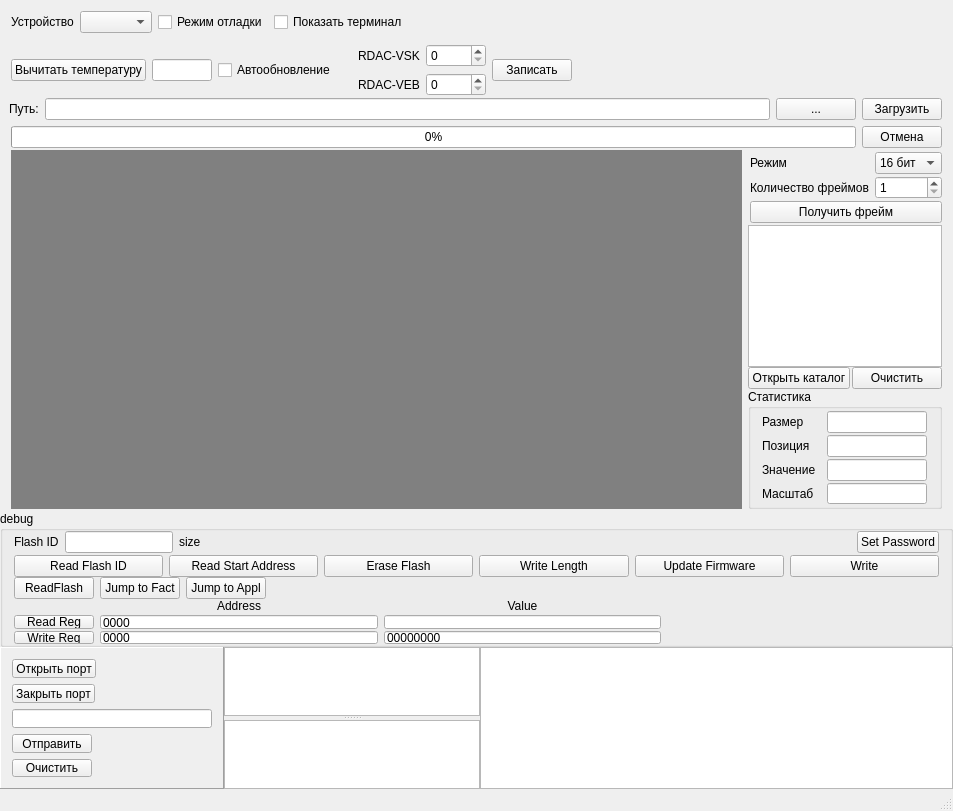
The window that SensorControl/sensorcontrol.ui (dzenmaster/SensorControl) describes before a commit, drawn with Qt 5.
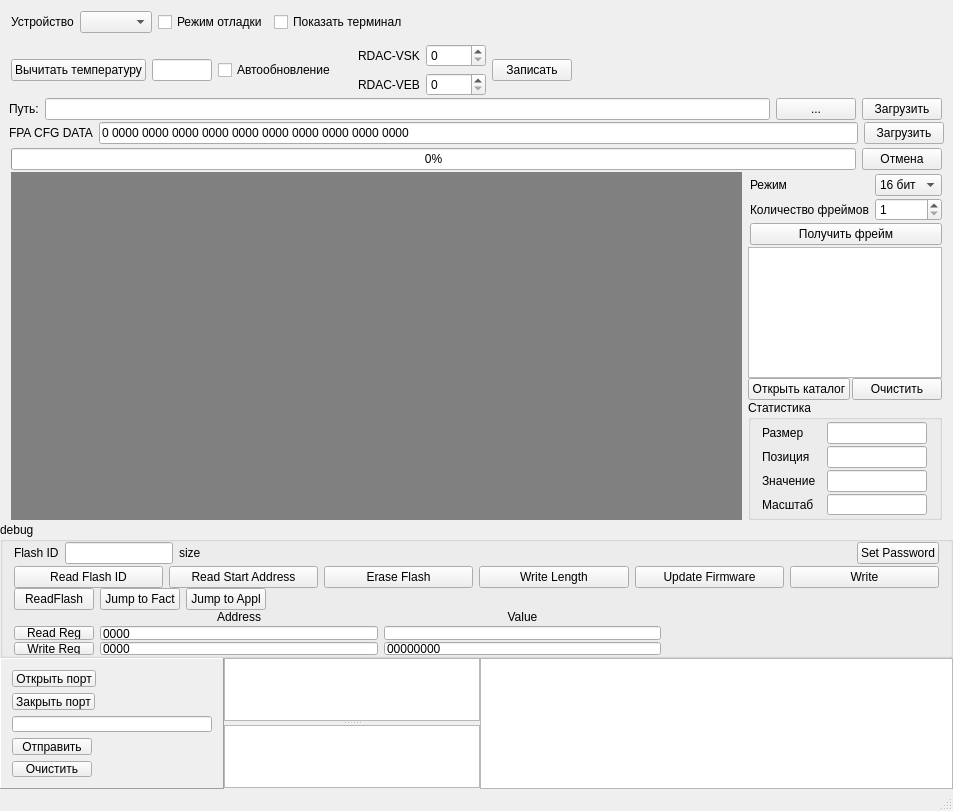
The same window after the commit. Icons and pictures are not drawn. Custom widgets are drawn as their Qt base class.

Commit message: FPA CFG DATA

Patch:
```diff
--- a/SensorControl/sensorcontrol.ui
+++ b/SensorControl/sensorcontrol.ui
@@ -1224,6 +1224,54 @@
       </layout>
      </widget>
     </item>
+    <item row="4" column="0" colspan="3">
+     <widget class="QWidget" name="widget_4" native="true">
+      <property name="minimumSize">
+       <size>
+        <width>0</width>
+        <height>0</height>
+       </size>
+      </property>
+      <layout class="QHBoxLayout" name="horizontalLayout_4">
+       <property name="leftMargin">
+        <number>9</number>
+       </property>
+       <property name="topMargin">
+        <number>0</number>
+       </property>
+       <property name="rightMargin">
+        <number>9</number>
+       </property>
+       <property name="bottomMargin">
+        <number>0</number>
+       </property>
+       <item>
+        <widget class="QLabel" name="label_5">
+         <property name="text">
+          <string>FPA CFG DATA</string>
+         </property>
+        </widget>
+       </item>
+       <item>
+        <widget class="QLineEdit" name="leFPACfgData">
+         <property name="inputMask">
+          <string>H HHHH HHHH HHHH HHHH HHHH HHHH HHHH HHHH HHHH HHHH</string>
+         </property>
+         <property name="text">
+          <string>0 0000 0000 0000 0000 0000 0000 0000 0000 0000 0000</string>
+         </property>
+        </widget>
+       </item>
+       <item>
+        <widget class="QPushButton" name="pbLoadFPACfgData">
+         <property name="text">
+          <string>Загрузить</string>
+         </property>
+        </widget>
+       </item>
+      </layout>
+     </widget>
+    </item>
    </layout>
   </widget>
   <widget class="QStatusBar" name="statusBar"/>
```
The commit also changes 4 other files.
